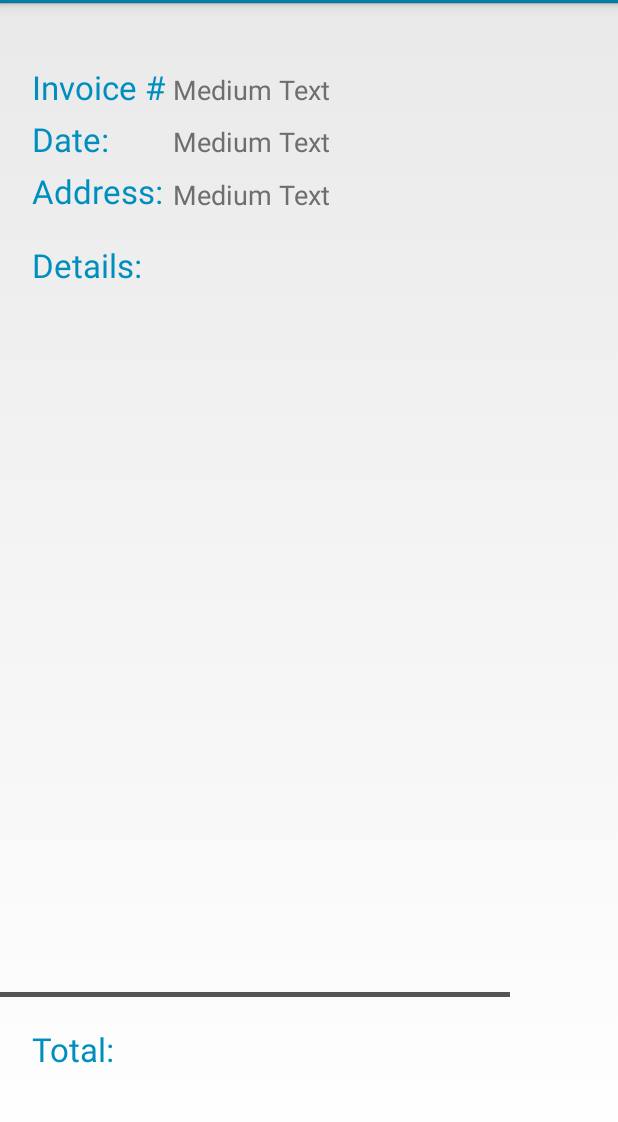
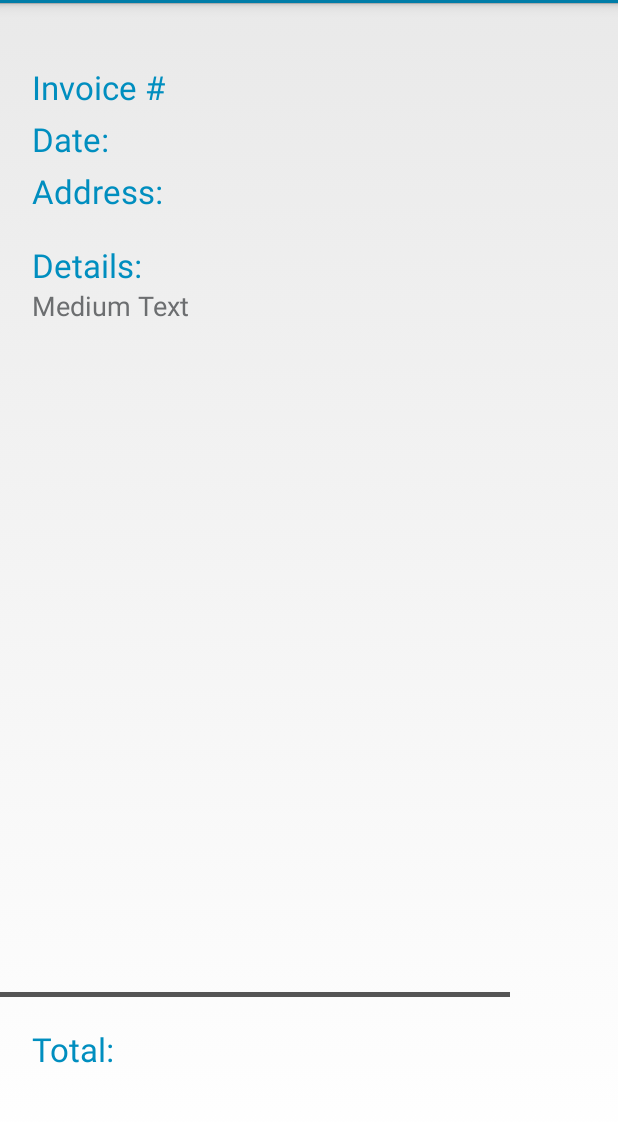
Before and after one commit to RudolfMedia/OmegaCleaning, an Android app: the fragment InvoicesFragment shown on its own in the app's theme, on a phone screen of 412 x 824 dp, the part 69-1191 px from its top. Run offline under Robolectric (Android 15) with nearby library versions, the phone set to English and light mode, and no system bars; 6 statements that could not run were skipped.

Commit message:
Functioning MVP

```diff
--- a/app/src/main/java/com/rudolfmedia/danrudolf/omegacleaning/InvoicesFragment.java
+++ b/app/src/main/java/com/rudolfmedia/danrudolf/omegacleaning/InvoicesFragment.java
@@ -6,14 +6,49 @@ import android.view.LayoutInflater;
 import android.view.View;
 import android.view.ViewGroup;
 import android.widget.RelativeLayout;
+import android.widget.TextView;
 
 
 public class InvoicesFragment extends Fragment {
 
 
-    public InvoicesFragment() {
-        // Required empty public constructor
+    public static InvoicesFragment newInstance(String mNumber, String mDate, String mAddress, String mJob, String mTotal) {
+
+		InvoicesFragment details = new InvoicesFragment();
+
+		Bundle stringArgs = new Bundle();
+		stringArgs.putString("number", mNumber);
+		stringArgs.putString("date", mDate);
+		stringArgs.putString("address", mAddress);
+		stringArgs.putString("job", mJob);
+		stringArgs.putString("total", mTotal);
+
+		details.setArguments(stringArgs);
+
+		return details;
     }
+
+	public String getNumber() {
+		return getArguments().getString("number", " ");
+	}
+
+	public String getDate() {
+		return getArguments().getString("date", " ");
+	}
+
+	public String getAddress() {
+		return getArguments().getString("address", " ");
+	}
+
+	public String getJob() {
+	 String job = getArguments().getString("job", " ");
+		return job;
+	}
+
+	public String getTotal() {
+		return getArguments().getString("total", " ");
+	}
+
 
     @Override
     public void onCreate(Bundle savedInstanceState) {
@@ -27,6 +62,21 @@ public class InvoicesFragment extends Fragment {
         // Inflate the layout for this fragment
         RelativeLayout layout = (RelativeLayout) inflater.inflate(R.layout.fragment_invoices, container, false);
 
+		TextView numberView = (TextView) layout.findViewById(R.id.invoiceDetailNo);
+		numberView.setText(getNumber());
+
+		TextView dateView = (TextView) layout.findViewById(R.id.invoiceDetailDate);
+		dateView.setText(getDate());
+
+		TextView addressView = (TextView) layout.findViewById(R.id.invoiceDetailAddress);
+		addressView.setText(getAddress());
+
+		TextView detailView = (TextView) layout.findViewById(R.id.jobDetailView);
+		detailView.setText(getJob().replace("\\n", "\n"));
+
+		TextView totalView = (TextView) layout.findViewById(R.id.detailTotal);
+		totalView.setText(getTotal());
+
 		return layout;
     }
 
--- a/app/src/main/res/layout/fragment_invoices.xml
+++ b/app/src/main/res/layout/fragment_invoices.xml
@@ -48,7 +48,7 @@
         android:layout_height="wrap_content"
         android:textAppearance="?android:attr/textAppearanceLarge"
         android:text="Details:"
-        android:id="@+id/textView4"
+        android:id="@+id/textView8"
         android:layout_below="@+id/textView3"
         android:layout_alignLeft="@+id/textView3"
         android:layout_alignStart="@+id/textView3"
@@ -63,8 +63,8 @@
         android:id="@+id/textView5"
         android:layout_marginBottom="64dp"
         android:layout_alignParentBottom="true"
-        android:layout_alignLeft="@+id/textView4"
-        android:layout_alignStart="@+id/textView4"
+        android:layout_alignLeft="@+id/textView8"
+        android:layout_alignStart="@+id/textView8"
         android:textColor="#008ebf"/>
 
     <TextView
@@ -118,4 +118,36 @@
         android:layout_alignEnd="@+id/invoiceDetailDate"
         android:textColor="#6C6E70"/>
 
+    <TextView
+        android:layout_width="wrap_content"
+        android:layout_height="wrap_content"
+        android:textAppearance="?android:attr/textAppearanceMedium"
+        android:text="Medium Text"
+        android:id="@+id/jobDetailView"
+        android:singleLine="false"
+        android:maxLines="15"
+        android:layout_below="@+id/textView8"
+        android:layout_alignLeft="@+id/textView8"
+        android:layout_alignStart="@+id/textView8"
+        android:layout_above="@+id/textView6"
+        android:layout_marginRight="20dp"
+        android:layout_marginBottom="5dp"
+        android:layout_alignParentEnd="true"
+        android:textColor="#6C6E70"/>
+
+    <TextView
+        android:layout_width="wrap_content"
+        android:layout_height="wrap_content"
+        android:textAppearance="?android:attr/textAppearanceMedium"
+        android:text="Medium Text"
+        android:id="@+id/detailTotal"
+        android:layout_alignBottom="@+id/textView5"
+        android:layout_toRightOf="@+id/textView5"
+        android:layout_marginLeft="5dp"
+        android:layout_alignBaseline="@id/textView5"
+        android:layout_toEndOf="@+id/textView5"
+        android:textColor="#6C6E70"
+        android:layout_alignParentRight="true"
+        android:layout_alignParentEnd="true"/>
+
 </RelativeLayout>
```
Also changed, not shown: app/src/main/java/com/rudolfmedia/danrudolf/omegacleaning/InvoiceHistory.java (+8 -2 lines).
